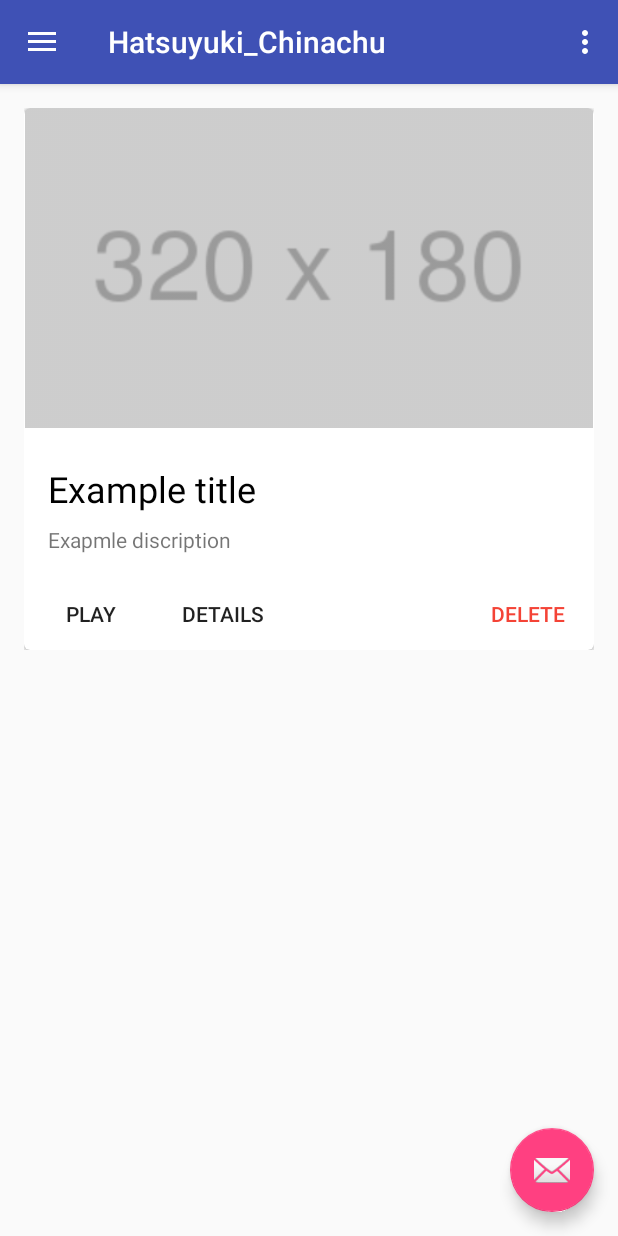
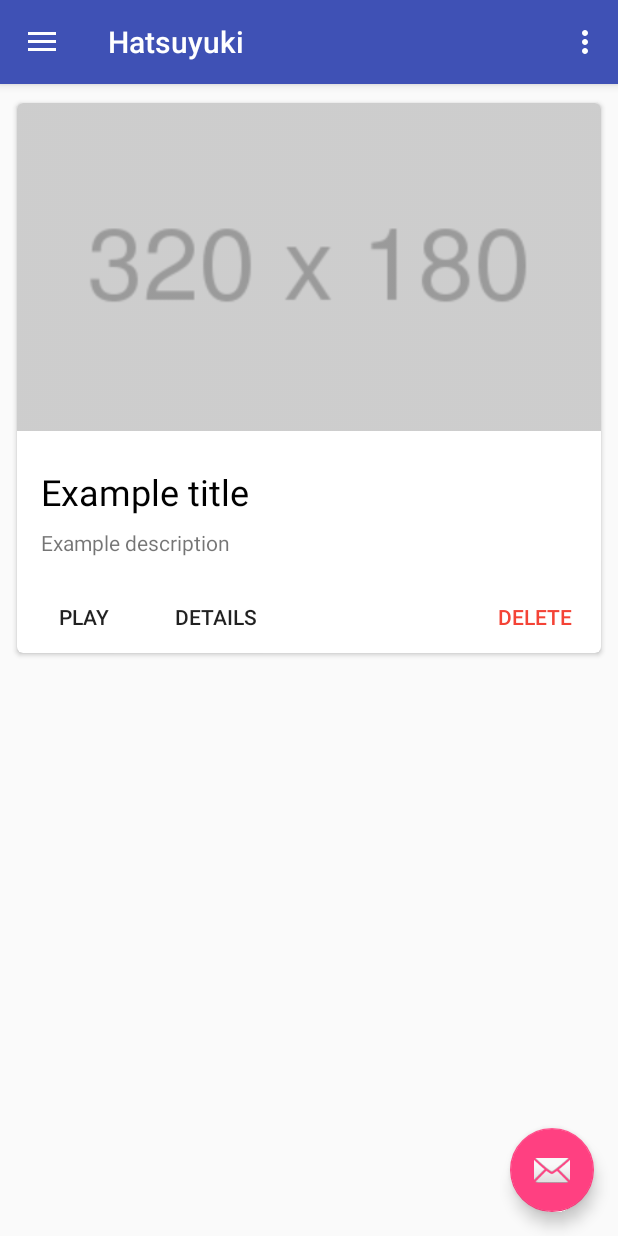
Before and after one commit to mizucoffee/DD-122, an Android app: the screen it shows after launch (RecordedActivity), on a phone screen of 412 x 824 dp. Run offline under Robolectric (Android 15) with nearby library versions, the phone set to English and light mode, and no system bars.

Commit message:
[fix] card layout
- [add] ic_launcher.png

```diff
--- a/app/src/main/res/layout/card_layout.xml
+++ b/app/src/main/res/layout/card_layout.xml
@@ -1,6 +1,5 @@
 <?xml version="1.0" encoding="utf-8"?>
 <LinearLayout xmlns:android="http://schemas.android.com/apk/res/android"
-    xmlns:app="http://schemas.android.com/tools"
     android:orientation="vertical"
     android:layout_width="match_parent"
     android:layout_height="match_parent">
@@ -10,7 +9,11 @@
         android:layout_gravity="center"
         android:layout_width="match_parent"
         android:layout_height="wrap_content"
-        card_view:cardCornerRadius="4dp">
+        android:layout_marginLeft="8dp"
+        android:layout_marginRight="8dp"
+        android:layout_marginTop="8dp"
+        card_view:cardCornerRadius="4dp"
+        card_view:cardUseCompatPadding="true">
 
         <LinearLayout
             android:layout_width="match_parent"
@@ -41,7 +44,7 @@
                 android:paddingRight="16sp"
                 android:paddingLeft="16sp"
                 android:paddingBottom="16sp"
-                android:text="Exapmle discription"/>
+                android:text="Example description"/>
 
             <LinearLayout
                 android:layout_width="match_parent"
@@ -75,11 +78,6 @@
                     android:text="DELETE"/>
 
             </LinearLayout>
-
-
-
         </LinearLayout>
-
-
     </android.support.v7.widget.CardView>
 </LinearLayout>
--- a/app/src/main/res/layout/content_recorded.xml
+++ b/app/src/main/res/layout/content_recorded.xml
@@ -5,18 +5,13 @@
     android:id="@+id/content_recorded"
     android:layout_width="match_parent"
     android:layout_height="match_parent"
-    android:paddingBottom="@dimen/activity_vertical_margin"
-    android:paddingLeft="@dimen/activity_horizontal_margin"
-    android:paddingRight="@dimen/activity_horizontal_margin"
-    android:paddingTop="@dimen/activity_vertical_margin"
     app:layout_behavior="@string/appbar_scrolling_view_behavior"
     tools:context="net.mizucoffee.hatsuyuki_chinachu.RecordedActivity"
     tools:showIn="@layout/app_bar_recorded">
 
 
     <include
-        android:layout_width="wrap_content"
+        android:layout_width="match_parent"
         android:layout_height="wrap_content"
-        layout="@layout/card_layout"
-        android:layout_weight="1" />
+        layout="@layout/card_layout"/>
 </LinearLayout>
--- a/app/src/main/res/values/strings.xml
+++ b/app/src/main/res/values/strings.xml
@@ -1,5 +1,5 @@
 <resources>
-    <string name="app_name">Hatsuyuki_Chinachu</string>
+    <string name="app_name">Hatsuyuki</string>
 
     <string name="navigation_drawer_open">Open navigation drawer</string>
     <string name="navigation_drawer_close">Close navigation drawer</string>
```
Also changed, not shown: app/src/main/ic_launcher-web.png (added), app/src/main/res/mipmap-hdpi/ic_launcher.png, app/src/main/res/mipmap-mdpi/ic_launcher.png, app/src/main/res/mipmap-xhdpi/ic_launcher.png, app/src/main/res/mipmap-xxhdpi/ic_launcher.png, app/src/main/res/mipmap-xxxhdpi/ic_launcher.png.
